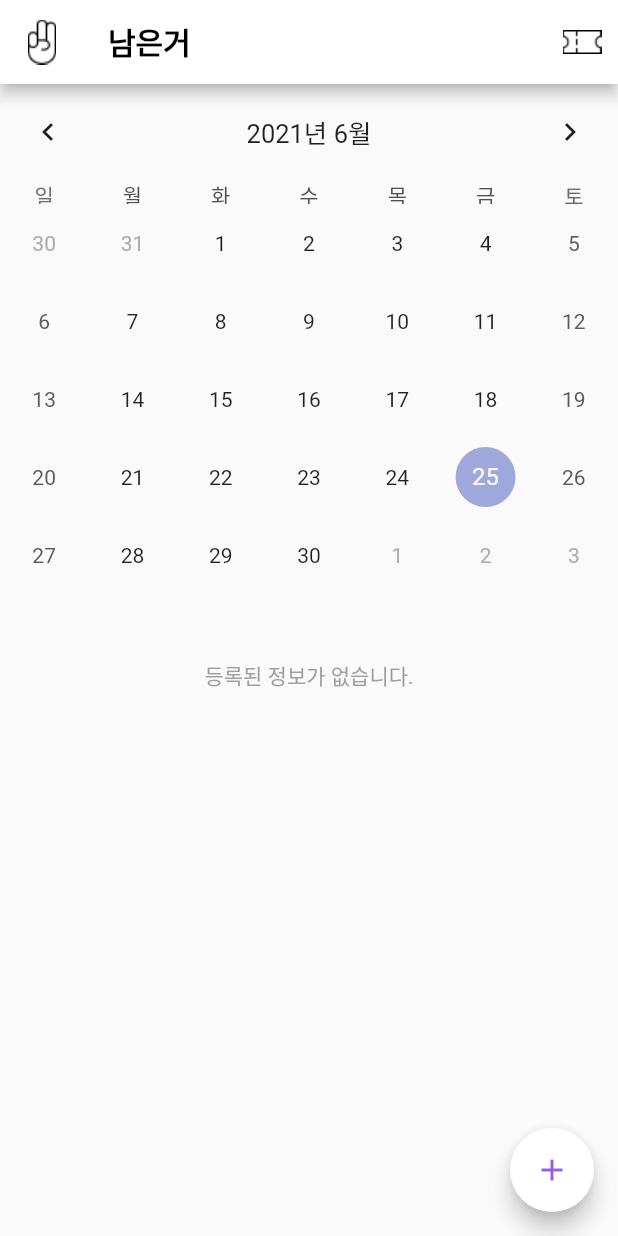
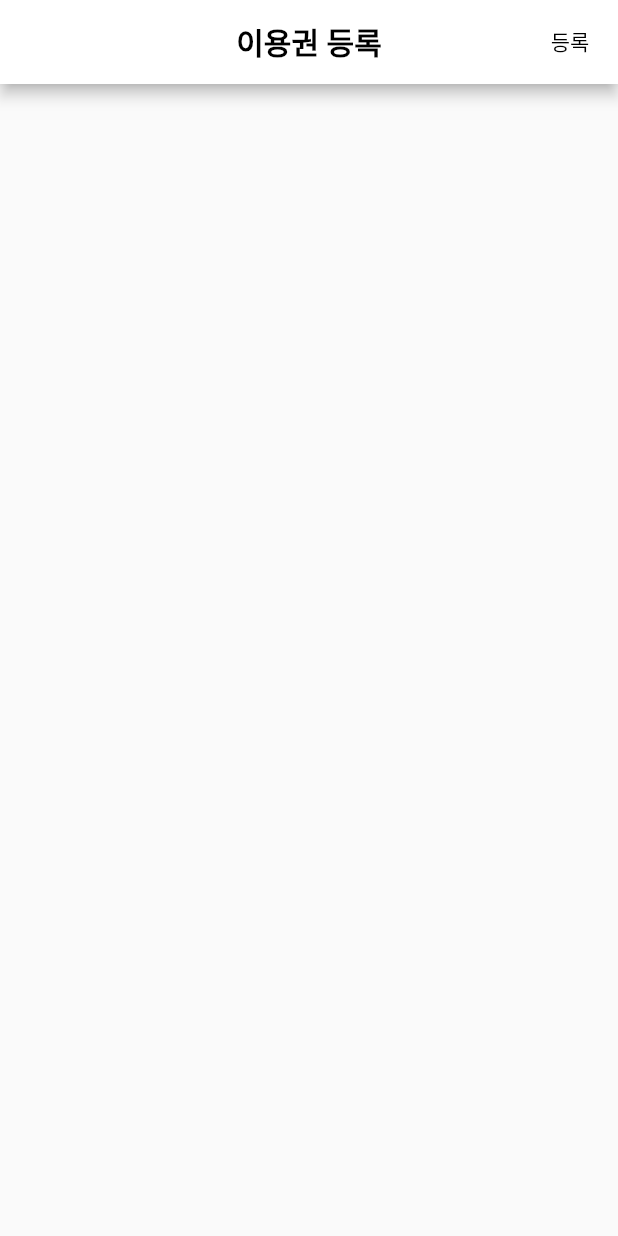
Before and after one commit to coooldoggy/leftover_flutter, a Flutter app: the screen it shows after launch, after a tap on the "add" icon, on a phone screen of 412 x 824 dp. Run offline on Flutter 3.47's test engine with Material 2 defaults, Android fonts, the phone set to English and light mode, and no system bars; drawn by our look-alikes of table_calendar.

Commit message:
- 이용권 등록화면 구성

```diff
--- a/lib/main.dart
+++ b/lib/main.dart
@@ -1,6 +1,7 @@
 import 'package:flutter/material.dart';
 import 'package:table_calendar/table_calendar.dart';
 import 'package:intl/date_symbol_data_local.dart';
+import 'newTicket.dart';
 
 void main() {
   initializeDateFormatting().then((_) => runApp(MyApp()));
@@ -13,15 +14,6 @@ class MyApp extends StatelessWidget {
     return MaterialApp(
       title: '남은거',
       theme: ThemeData(
-        // This is the theme of your application.
-        //
-        // Try running your application with "flutter run". You'll see the
-        // application has a blue toolbar. Then, without quitting the app, try
-        // changing the primarySwatch below to Colors.green and then invoke
-        // "hot reload" (press "r" in the console where you ran "flutter run",
-        // or simply save your changes to "hot reload" in a Flutter IDE).
-        // Notice that the counter didn't reset back to zero; the application
-        // is not restarted.
         primarySwatch: Colors.blue,
       ),
       home: MyHomePage(title: '남은거'),
@@ -31,34 +23,15 @@ class MyApp extends StatelessWidget {
 
 class MyHomePage extends StatefulWidget {
   MyHomePage({Key? key, required this.title}) : super(key: key);
-
-  // This widget is the home page of your application. It is stateful, meaning
-  // that it has a State object (defined below) that contains fields that affect
-  // how it looks.
-
-  // This class is the configuration for the state. It holds the values (in this
-  // case the title) provided by the parent (in this case the App widget) and
-  // used by the build method of the State. Fields in a Widget subclass are
-  // always marked "final".
-
   final String title;
-
   @override
   _MyHomePageState createState() => _MyHomePageState();
 }
 
 class _MyHomePageState extends State<MyHomePage> {
-  int _counter = 0;
 
-  void _incrementCounter() {
-    setState(() {
-      // This call to setState tells the Flutter framework that something has
-      // changed in this State, which causes it to rerun the build method below
-      // so that the display can reflect the updated values. If we changed
-      // _counter without calling setState(), then the build method would not be
-      // called again, and so nothing would appear to happen.
-      _counter++;
-    });
+  void goToNewTicket(){
+    Navigator.push(context, MaterialPageRoute(builder: (context) => NewTicket()),);
   }
 
   @override
@@ -86,8 +59,7 @@ class _MyHomePageState extends State<MyHomePage> {
         child: Column(
           mainAxisAlignment: MainAxisAlignment.start,
           children: <Widget>[
-            Expanded(
-                child: TableCalendar(
+            TableCalendar(
               firstDay: DateTime.utc(2010, 10, 16),
               lastDay: DateTime.utc(2030, 3, 14),
               focusedDay: DateTime.now(),
@@ -95,20 +67,22 @@ class _MyHomePageState extends State<MyHomePage> {
                 CalendarFormat.month: '월',
                 CalendarFormat.week: '주',
               },
-                  headerStyle: HeaderStyle(
-                      formatButtonVisible: false, titleCentered: true),
+              headerStyle:
+                  HeaderStyle(formatButtonVisible: false, titleCentered: true),
               locale: 'ko_kr',
-                )),
+            ),
             Expanded(
+                child: Align(
+                  alignment: Alignment.center,
                     child: Text(
               '등록된 정보가 없습니다.',
               style: TextStyle(color: Colors.grey),
-                ))
+            )))
           ],
         ),
       ),
       floatingActionButton: FloatingActionButton(
-        onPressed: _incrementCounter,
+        onPressed: goToNewTicket,
         tooltip: 'Add',
         child: Icon(Icons.add),
         backgroundColor: Colors.white,
--- /dev/null
+++ b/lib/newTicket.dart
@@ -0,0 +1,54 @@
+import 'package:flutter/material.dart';
+import 'package:flutter/cupertino.dart';
+
+void main() {}
+
+class NewTicket extends StatelessWidget {
+  @override
+  Widget build(BuildContext context) {
+    return MaterialApp(
+      title: '남은거',
+      theme: ThemeData(
+        primarySwatch: Colors.blue,
+      ),
+      home: NewTicketPage(title: '이용권 등록'),
+    );
+  }
+}
+
+class NewTicketPage extends StatefulWidget {
+  NewTicketPage({Key? key, required this.title}) : super(key: key);
+  final String title;
+
+  @override
+  _NewTicketPageState createState() => _NewTicketPageState();
+}
+
+class _NewTicketPageState extends State<NewTicketPage> {
+  @override
+  Widget build(BuildContext context) {
+    return Scaffold(
+      appBar: AppBar(
+        title: Text(
+          widget.title,
+          style:
+              const TextStyle(fontWeight: FontWeight.bold, color: Colors.black),
+          textAlign: TextAlign.center,
+        ),
+        backgroundColor: Colors.white,
+        leading: IconButton(icon: Icon(Icons.close), onPressed: () => null),
+        actions: [
+          TextButton(
+              onPressed: () => null,
+              child: Text('등록', style: TextStyle(color: Colors.black)))
+        ],
+        centerTitle: true,
+      ),
+      body: Center(
+        child: Column(
+          mainAxisAlignment: MainAxisAlignment.start,
+        ),
+      ),
+    );
+  }
+}
```
Lines whose indentation alone changed are shown as unchanged.
